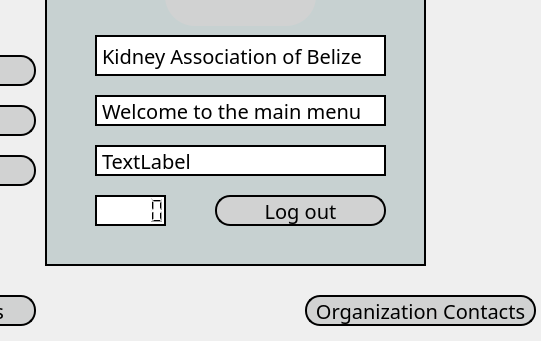
Old version of the form MainMenu.ui in the repository Lurothero/KidneyAssociation; both pictures show x 185 to 726 and y 205 to 546 of the 726 by 546 pixel window.
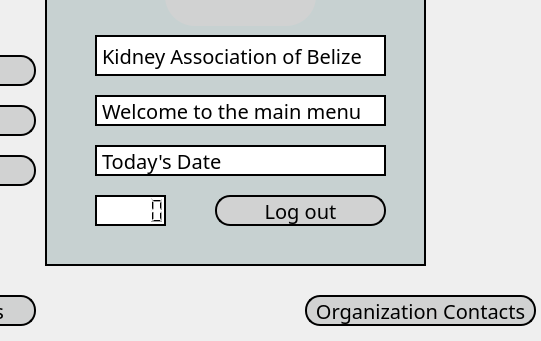
New version of the form. Icons and pictures are not drawn.

What changed in the file:
```diff
--- a/MainMenu.ui
+++ b/MainMenu.ui
@@ -174,7 +174,7 @@
      </rect>
     </property>
     <property name="text">
-     <string>TextLabel</string>
+     <string>Today's Date</string>
     </property>
    </widget>
    <widget class="QLabel" name="logOutButton">
```
